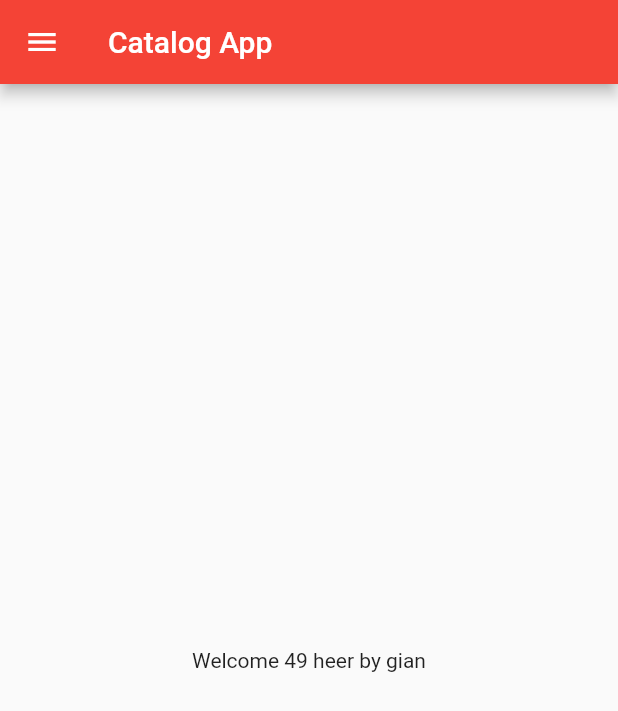
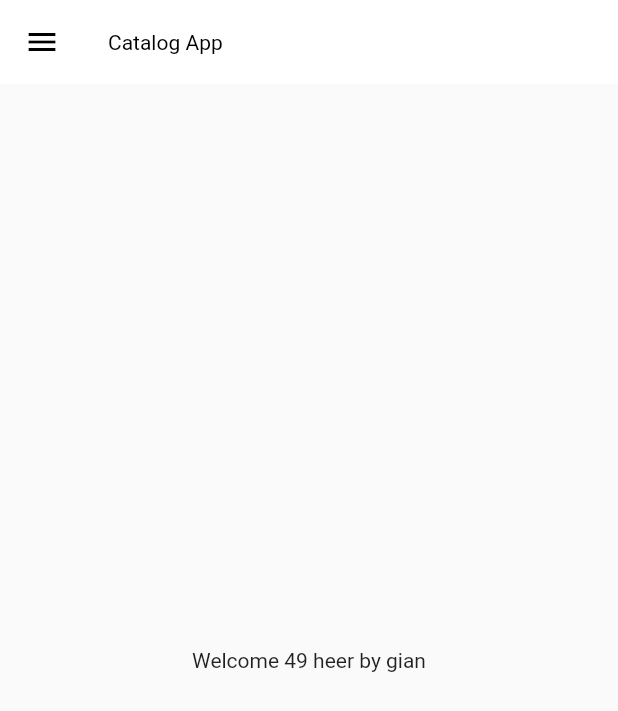
Before and after one commit to utkarsh147-del/lflutter, a Flutter app: the screen it shows after launch, on a phone screen of 412 x 824 dp. Shown: the top 711 px of the screen. Run offline on Flutter 3.47's test engine with Material 2 defaults, Android fonts, the phone set to English and light mode, and no system bars.

Commit message:
theme extracted

```diff
--- a/lib/main.dart
+++ b/lib/main.dart
@@ -1,7 +1,9 @@
 import 'package:flutter/material.dart';
 import 'package:helloworld/utils/routs.dart';
+import 'package:helloworld/utils/widgets/themes.dart';
 import 'pages/homepage.dart';
 import 'pages/loginpage.dart';
+import 'package:flutter/src/material/text_theme.dart';
 
 void main() {
   runApp(const MyApp());
@@ -18,10 +20,8 @@ class MyApp extends StatelessWidget {
     return MaterialApp(
         // home: Homepage(),
         themeMode: ThemeMode.light,
-        theme: ThemeData(primarySwatch: Colors.red),
-        darkTheme: ThemeData(
-          brightness: Brightness.dark,
-        ),
+        theme: MyTheme.lightTheme(context),
+        darkTheme: MyTheme.darkTheme(context),
         debugShowCheckedModeBanner: false,
         initialRoute: MyRouter.homeRoute,
         routes: {
--- /dev/null
+++ b/lib/utils/widgets/themes.dart
@@ -0,0 +1,19 @@
+import 'package:flutter/material.dart';
+
+class MyTheme {
+  static ThemeData lightTheme(BuildContext context) => ThemeData(
+        primarySwatch: Colors.red,
+        appBarTheme: AppBarTheme(
+          // titleTextStyle: Theme.of(context).textTheme,
+
+          color: Colors.white,
+          elevation: 0.0,
+          iconTheme: IconThemeData(color: Colors.black),
+          titleTextStyle: TextStyle(color: Colors.black),
+        ),
+        textTheme: Theme.of(context).textTheme,
+      );
+  static ThemeData darkTheme(BuildContext context) => ThemeData(
+        brightness: Brightness.dark,
+      );
+}
```
